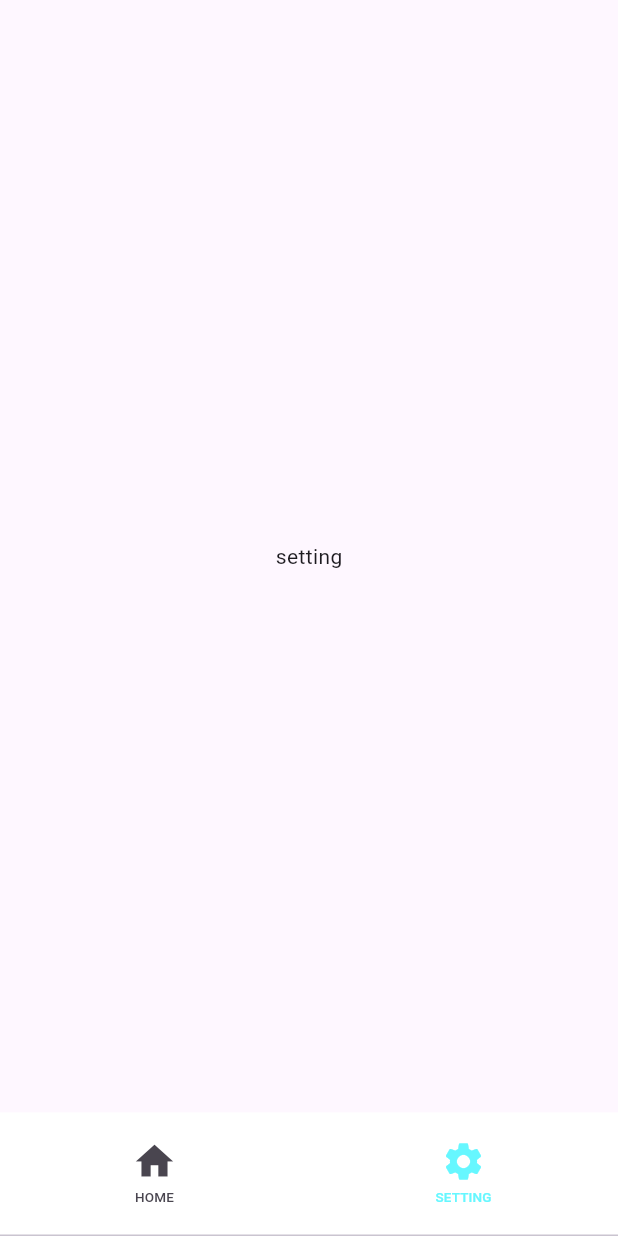
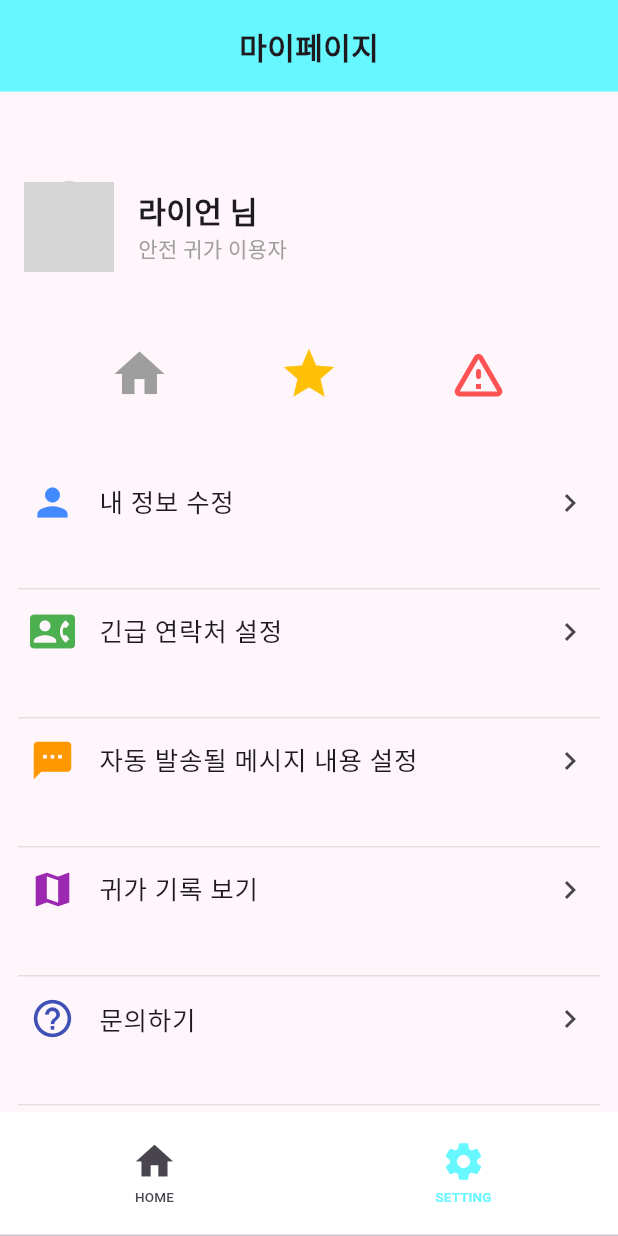
Before and after one commit to smart-safe-return/flutter_front, a Flutter app: the screen it shows after launch, tab 2 chosen, on a phone screen of 412 x 824 dp. Run offline on Flutter 3.47's test engine with Material 3 defaults, Android fonts, the phone set to English and light mode, and no system bars; grey boxes are pictures that could not be loaded.

Commit message:
0327 1746 commit

```diff
--- a/lib/components/navbar/bottom_bar.dart
+++ b/lib/components/navbar/bottom_bar.dart
@@ -1,4 +1,5 @@
 import 'package:flutter/material.dart';
+import 'package:smart_safe_return/components/setting/mypage.dart';
 
 class Bottom extends StatelessWidget {
   const Bottom({super.key});
@@ -10,55 +11,36 @@ class Bottom extends StatelessWidget {
 
     return DefaultTabController(
       length: 2, // 탭 개수 (HOME, SETTING)
-      child: Column(
-        children: [
-          // TabBarView를 위한 공간 확보
-          const Expanded(
-            child: TabBarView(
-              physics: NeverScrollableScrollPhysics(), // 스와이프 비활성화
-              children: <Widget>[
-                Center(
-                  child: Text('home'),
+      child: Scaffold(
+        body: const TabBarView(
+          physics: NeverScrollableScrollPhysics(), // 스와이프 비활성화
+          children: <Widget>[
+            Center(
+              child: Text('home'), // 나중에 HomePage()로 교체 가능
+            ),
+            MyPage(),
+          ],
+        ),
+        bottomNavigationBar: Material(
+          color: Colors.white,
+          child: SizedBox(
+            height: screenHeight * 0.1,
+            child: const TabBar(
+              labelColor: Color.fromARGB(255, 102, 247, 255),
+              indicatorColor: Colors.transparent,
+              tabs: <Widget>[
+                Tab(
+                  icon: Icon(Icons.home, size: 30),
+                  child: Text('HOME', style: TextStyle(fontSize: 9)),
                 ),
-                Center(
-                  child: Text('setting'),
+                Tab(
+                  icon: Icon(Icons.settings, size: 30),
+                  child: Text('SETTING', style: TextStyle(fontSize: 9)),
                 ),
               ],
             ),
           ),
-          // Bottom Navigation Bar
-          Container(
-            color: const Color.fromARGB(255, 255, 255, 255),
-            height: screenHeight * 0.1,
-            child: const TabBar(
-              labelColor: Color.fromARGB(255, 102, 247, 255),
-              // unselectedLabelColor: Colors.white,
-              indicatorColor: Colors.transparent,
-              tabs: <Widget>[
-                Tab(
-                  icon: Icon(
-                    Icons.home,
-                    size: 30,
-                  ),
-                  child: Text(
-                    'HOME',
-                    style: TextStyle(fontSize: 9),
-                  ),
-                ),
-                Tab(
-                  icon: Icon(
-                    Icons.settings,
-                    size: 30,
-                  ),
-                  child: Text(
-                    'SETTING',
-                    style: TextStyle(fontSize: 9),
-                  ),
-                ),
-              ],
-            ),
-          ),
-        ],
+        ),
       ),
     );
   }
--- /dev/null
+++ b/lib/components/setting/mypage.dart
@@ -0,0 +1,39 @@
+// ✅ MyPage (mypage.dart)
+import 'package:flutter/material.dart';
+import 'package:smart_safe_return/components/setting/mypageinfo.dart';
+import 'package:smart_safe_return/components/setting/mysection.dart';
+
+class MyPage extends StatelessWidget {
+  const MyPage({super.key});
+
+  @override
+  Widget build(BuildContext context) {
+    const signatureColor = Color.fromARGB(255, 102, 247, 255);
+
+    return SafeArea(
+      child: Scaffold(
+        backgroundColor: const Color.fromARGB(255, 255, 246, 252),
+        body: Column(
+          children: [
+            Container(
+              width: double.infinity,
+              padding: const EdgeInsets.all(16),
+              color: signatureColor,
+              child: const Center(
+                child: Text(
+                  '마이페이지',
+                  style: TextStyle(
+                    fontSize: 20,
+                    fontWeight: FontWeight.bold,
+                  ),
+                ),
+              ),
+            ),
+            const MyPageInfo(),
+            const Expanded(child: MySection()),
+          ],
+        ),
+      ),
+    );
+  }
+}
--- /dev/null
+++ b/lib/components/setting/mypageinfo.dart
@@ -0,0 +1,70 @@
+import 'package:flutter/cupertino.dart';
+import 'package:flutter/material.dart';
+
+class MyPageInfo extends StatelessWidget {
+  const MyPageInfo({super.key});
+
+  @override
+  Widget build(BuildContext context) {
+    return Column(
+      children: [
+        const SizedBox(height: 60),
+        Padding(
+          padding: const EdgeInsets.symmetric(horizontal: 16.0),
+          child: Row(
+            children: const [
+              CircleAvatar(
+                radius: 30,
+                backgroundImage: AssetImage('assets/images/profile.png'),
+                backgroundColor: CupertinoColors.inactiveGray,
+              ),
+              SizedBox(width: 16),
+              Column(
+                crossAxisAlignment: CrossAxisAlignment.start,
+                children: [
+                  Text(
+                    '라이언 님',
+                    style: TextStyle(fontSize: 20, fontWeight: FontWeight.bold),
+                  ),
+                  Text(
+                    '안전 귀가 이용자',
+                    style: TextStyle(color: Colors.grey),
+                  ),
+                ],
+              ),
+            ],
+          ),
+        ),
+        const SizedBox(height: 40),
+        Padding(
+          padding: const EdgeInsets.symmetric(horizontal: 8.0),
+          child: Row(
+            mainAxisAlignment: MainAxisAlignment.spaceEvenly,
+            children: [
+              IconButton(
+                icon: const Icon(Icons.home, size: 40, color: Colors.grey),
+                onPressed: () {
+                  print("집 아이콘 눌림!");
+                },
+              ),
+              IconButton(
+                icon: const Icon(Icons.star, size: 40, color: Colors.amber),
+                onPressed: () {
+                  print("별 아이콘 눌림!");
+                },
+              ),
+              IconButton(
+                icon: const Icon(Icons.warning_amber_rounded,
+                    size: 40, color: Colors.redAccent),
+                onPressed: () {
+                  print("사이렌 아이콘 눌림!");
+                },
+              ),
+            ],
+          ),
+        ),
+        const SizedBox(height: 30),
+      ],
+    );
+  }
+}
--- /dev/null
+++ b/lib/components/setting/mysection.dart
@@ -0,0 +1,79 @@
+// ✅ MySection (mysection.dart)
+import 'package:flutter/material.dart';
+import 'package:smart_safe_return/components/setting/myprofile.dart';
+import 'package:smart_safe_return/components/setting/mysafeguard.dart';
+
+class MySection extends StatelessWidget {
+  const MySection({super.key});
+
+  @override
+  Widget build(BuildContext context) {
+    return Column(
+      children: [
+        _buildMenuItem(context, Icons.person, '내 정보 수정', const MyProfile()),
+        _buildDivider(),
+        _buildMenuItem(
+            context, Icons.contact_phone, '긴급 연락처 설정', const MySafeguard()),
+        _buildDivider(),
+        _buildMenuItem(
+            context, Icons.sms, '자동 발송될 메시지 내용 설정', const Placeholder()),
+        _buildDivider(),
+        _buildMenuItem(context, Icons.map, '귀가 기록 보기', const Placeholder()),
+        _buildDivider(),
+        _buildMenuItem(
+            context, Icons.help_outline, '문의하기', const Placeholder()),
+        _buildDivider(),
+      ],
+    );
+  }
+
+  Widget _buildMenuItem(
+      BuildContext context, IconData icon, String label, Widget page) {
+    Color iconColor;
+    switch (icon) {
+      case Icons.person:
+        iconColor = Colors.blueAccent;
+        break;
+      case Icons.contact_phone:
+        iconColor = Colors.green;
+        break;
+      case Icons.sms:
+        iconColor = Colors.orange;
+        break;
+      case Icons.map:
+        iconColor = Colors.purple;
+        break;
+      case Icons.help_outline:
+        iconColor = Colors.indigo;
+        break;
+      default:
+        iconColor = Colors.grey;
+    }
+
+    return SizedBox(
+      height: 85,
+      child: ListTile(
+        leading: Icon(icon, color: iconColor, size: 30),
+        title: Text(label, style: const TextStyle(fontSize: 17)),
+        trailing: const Icon(Icons.chevron_right),
+        onTap: () {
+          Navigator.push(
+            context,
+            MaterialPageRoute(builder: (context) => page),
+          );
+        },
+        contentPadding: const EdgeInsets.symmetric(horizontal: 20.0),
+      ),
+    );
+  }
+
+  Widget _buildDivider() {
+    return const Divider(
+      height: 1,
+      thickness: 1,
+      color: Color(0xFFE0E0E0),
+      indent: 12,
+      endIndent: 12,
+    );
+  }
+}
--- a/lib/main.dart
+++ b/lib/main.dart
@@ -11,15 +11,14 @@ class MyApp extends StatelessWidget {
   @override
   Widget build(BuildContext context) {
     return MaterialApp(
-      title: 'YoungFlix',
+      debugShowCheckedModeBanner: false,
+      title: 'Smart Safe Return',
       theme: ThemeData(
         brightness: Brightness.light,
         primaryColor: Colors.black,
         secondaryHeaderColor: Colors.white,
       ),
-      home: const Scaffold(
-        body: Bottom(), // Bottom 컴포넌트로 모든 UI를 이동
-      ),
+      home: const Bottom(), // Bottom 컴포넌트가 최상단으로 항상 탭 유지됨
     );
   }
 }
```
Also changed, not shown: lib/components/setting/myprofile.dart (added, +81 -0 lines), lib/components/setting/mysafeguard.dart (added, +188 -0 lines), pubspec.yaml (+5 -3 lines), pubspec.lock, 130 other files.
